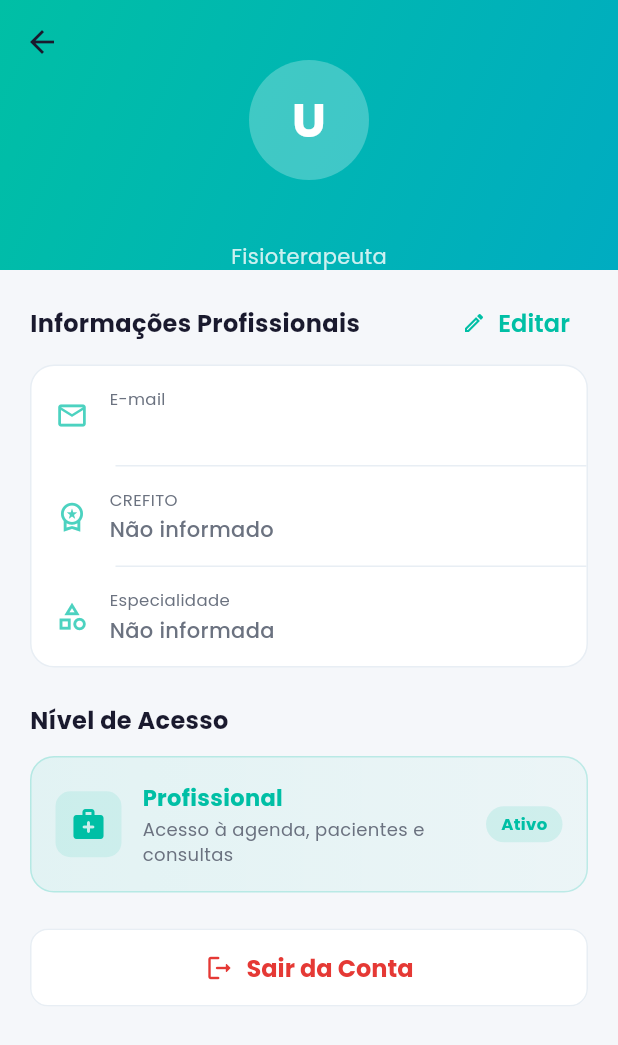
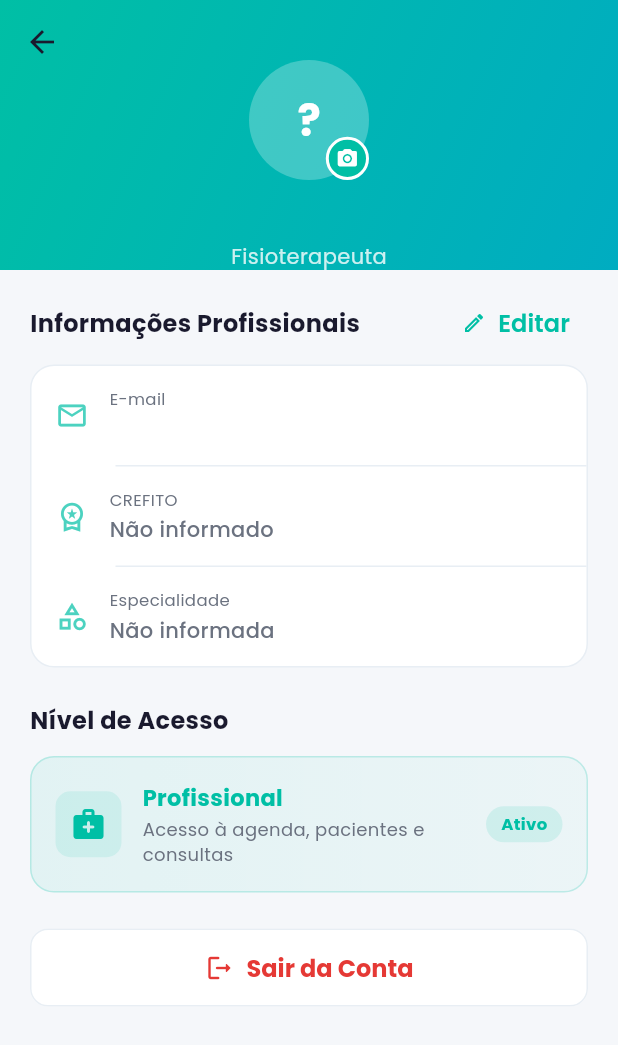
Before and after one commit to ReivissonLuiz/-Fisio-Saude, a Flutter app: the PerfilProfissionalTab screen opened directly with empty values, on a phone screen of 412 x 824 dp. Shown: the top 1045 px of the screen. Run offline on Flutter 3.47's test engine with Material 3 defaults, Android fonts, the phone set to English and light mode, and no system bars; our stand-ins replace fl_chart, google_fonts, image_picker, mask_text_input_formatter, supabase_flutter; accounts and stored records are empty.

Commit message:
feat(perfil): foto de perfil com upload para Supabase Storage (paciente e profissional)

```diff
--- a/flutter_app/lib/screens/profissional/perfil_profissional_tab.dart
+++ b/flutter_app/lib/screens/profissional/perfil_profissional_tab.dart
@@ -6,6 +6,7 @@ import 'package:flutter/material.dart';
 import '../../theme/app_theme.dart';
 import '../../services/api_service.dart';
 import '../../widgets/edit_perfil_dialog.dart';
+import '../../widgets/avatar_picker.dart';
 
 class PerfilProfissionalTab extends StatefulWidget {
   final String profissionalId;
@@ -118,13 +119,13 @@ class _PerfilProfissionalTabState extends State<PerfilProfissionalTab> {
                           mainAxisAlignment: MainAxisAlignment.center,
                           children: [
                             const SizedBox(height: 40),
-                            CircleAvatar(
+                            AvatarPicker(
+                              usuarioId: widget.profissionalId,
+                              nome: widget.nome,
+                              avatarUrl: _perfilData?['avatar_url'] as String?,
                               radius: 40,
-                              backgroundColor: Colors.white.withValues(alpha: 0.25),
-                              child: Text(
-                                widget.nome.isNotEmpty ? widget.nome[0].toUpperCase() : 'U',
-                                style: const TextStyle(color: Colors.white, fontSize: 32, fontWeight: FontWeight.bold),
-                              ),
+                              accentColor: AppTheme.secondary,
+                              onUploaded: (_) => _loadPerfil(),
                             ),
                             const SizedBox(height: 12),
                             Text(
--- /dev/null
+++ b/flutter_app/lib/widgets/avatar_picker.dart
@@ -0,0 +1,142 @@
+/// avatar_picker.dart
+/// Widget de avatar com botão de troca de foto — +Físio +Saúde
+library;
+
+import 'package:flutter/material.dart';
+import 'package:image_picker/image_picker.dart';
+import '../../theme/app_theme.dart';
+import '../../services/api_service.dart';
+
+class AvatarPicker extends StatefulWidget {
+  final String usuarioId;
+  final String? avatarUrl;
+  final String nome;
+  final double radius;
+  final Color accentColor;
+  final void Function(String newUrl)? onUploaded;
+
+  const AvatarPicker({
+    super.key,
+    required this.usuarioId,
+    required this.nome,
+    this.avatarUrl,
+    this.radius = 44,
+    this.accentColor = AppTheme.primary,
+    this.onUploaded,
+  });
+
+  @override
+  State<AvatarPicker> createState() => _AvatarPickerState();
+}
+
+class _AvatarPickerState extends State<AvatarPicker> {
+  final _api = ApiService();
+  final _picker = ImagePicker();
+  bool _uploading = false;
+  String? _localUrl;
+
+  String? get _urlAtual => _localUrl ?? widget.avatarUrl;
+
+  Future<void> _pickAndUpload() async {
+    final picked = await _picker.pickImage(
+      source: ImageSource.gallery,
+      maxWidth: 800,
+      maxHeight: 800,
+      imageQuality: 85,
+    );
+    if (picked == null || !mounted) return;
+
+    setState(() => _uploading = true);
+
+    final bytes = await picked.readAsBytes();
+    final ext = picked.name.split('.').last.toLowerCase();
+    final mime = ext == 'png' ? 'image/png' : 'image/jpeg';
+
+    final res = await _api.uploadAvatar(
+      usuarioId: widget.usuarioId,
+      bytes: bytes,
+      mimeType: mime,
+      extensao: ext,
+    );
+
+    if (!mounted) return;
+    setState(() => _uploading = false);
+
+    if (res['success'] == true) {
+      final newUrl = res['url'] as String;
+      setState(() => _localUrl = newUrl);
+      widget.onUploaded?.call(newUrl);
+      if (mounted) {
+        ScaffoldMessenger.of(context).showSnackBar(
+          const SnackBar(
+            content: Text('Foto de perfil atualizada!'),
+            backgroundColor: Colors.green,
+          ),
+        );
+      }
+    } else {
+      if (mounted) {
+        ScaffoldMessenger.of(context).showSnackBar(
+          SnackBar(
+            content: Text(res['message'] as String? ?? 'Erro ao enviar foto.'),
+            backgroundColor: AppTheme.error,
+          ),
+        );
+      }
+    }
+  }
+
+  @override
+  Widget build(BuildContext context) {
+    final url = _urlAtual;
+    final inicial = widget.nome.isNotEmpty ? widget.nome[0].toUpperCase() : '?';
+
+    return Stack(
+      alignment: Alignment.bottomRight,
+      children: [
+        // Avatar principal
+        CircleAvatar(
+          radius: widget.radius,
+          backgroundColor: Colors.white.withValues(alpha: 0.25),
+          backgroundImage: url != null && url.isNotEmpty ? NetworkImage(url) : null,
+          child: url == null || url.isEmpty
+              ? Text(
+                  inicial,
+                  style: TextStyle(
+                    color: Colors.white,
+                    fontSize: widget.radius * 0.72,
+                    fontWeight: FontWeight.bold,
+                  ),
+                )
+              : null,
+        ),
+        // Botão de câmera
+        GestureDetector(
+          onTap: _uploading ? null : _pickAndUpload,
+          child: Container(
+            width: widget.radius * 0.72,
+            height: widget.radius * 0.72,
+            decoration: BoxDecoration(
+              color: widget.accentColor,
+              shape: BoxShape.circle,
+              border: Border.all(color: Colors.white, width: 2),
+            ),
+            child: _uploading
+                ? const Padding(
+                    padding: EdgeInsets.all(4),
+                    child: CircularProgressIndicator(
+                      strokeWidth: 2,
+                      color: Colors.white,
+                    ),
+                  )
+                : Icon(
+                    Icons.camera_alt_rounded,
+                    color: Colors.white,
+                    size: widget.radius * 0.38,
+                  ),
+          ),
+        ),
+      ],
+    );
+  }
+}
--- a/flutter_app/pubspec.yaml
+++ b/flutter_app/pubspec.yaml
@@ -33,6 +33,7 @@ dependencies:
   # ── Abrir URLs externas (Google Calendar, Meet) ───────
   url_launcher: ^6.3.0
   fl_chart: ^0.68.0
+  image_picker: ^1.2.1
 
 dev_dependencies:
   flutter_test:
```
Also changed, not shown: flutter_app/lib/screens/paciente/meu_perfil_tab.dart (+7 -9 lines), flutter_app/pubspec.lock, 1 other file.
